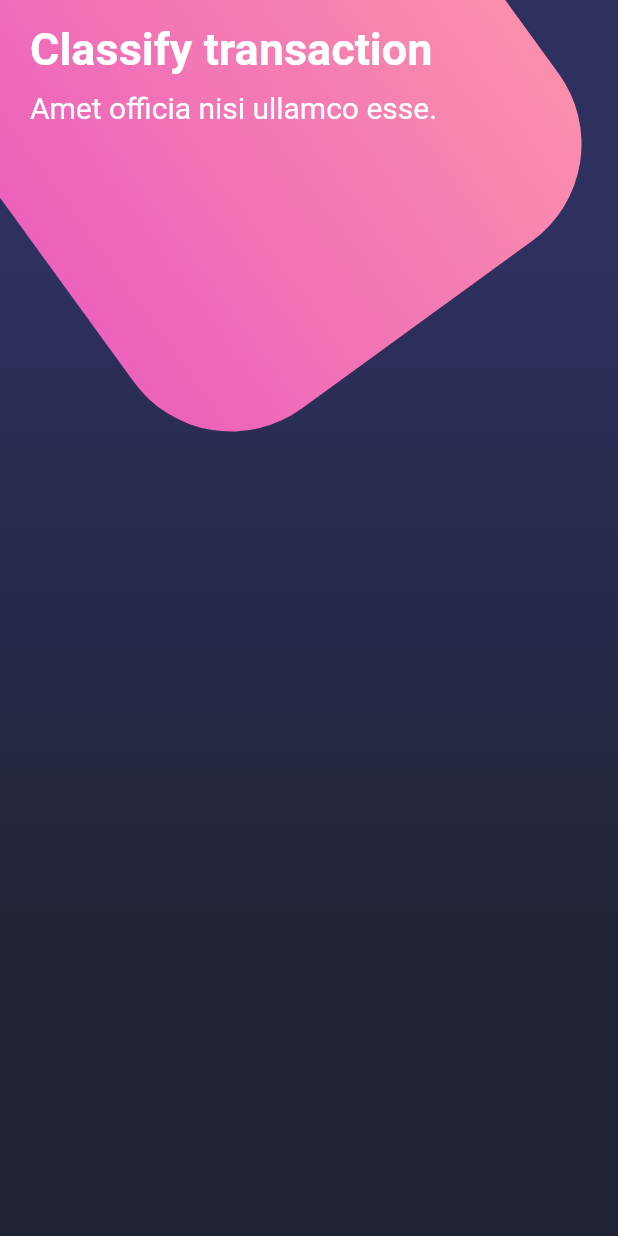
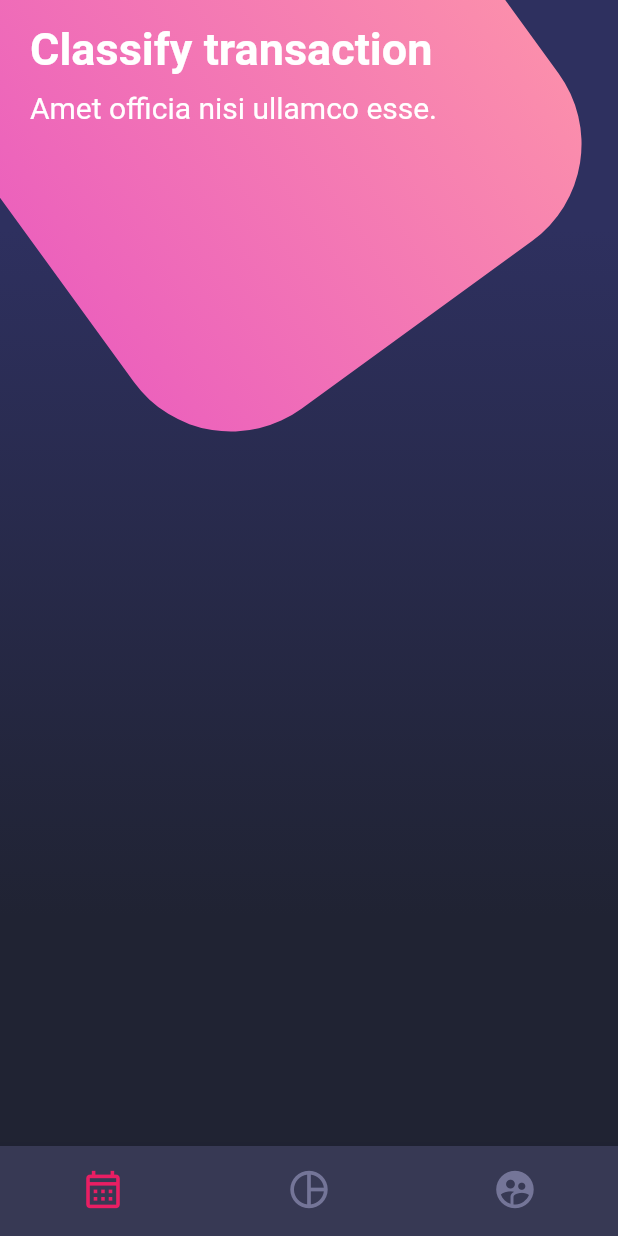
Before and after one commit to MarcosCM2000/disenos_flutter_app, a Flutter app: the screen it shows after launch, on a phone screen of 412 x 824 dp. Run offline on Flutter 3.47's test engine with Material 2 defaults, Android fonts, the light colour scheme and no system bars.

Commit message:
bottom navigation bar

```diff
--- a/lib/screens/home_screen.dart
+++ b/lib/screens/home_screen.dart
@@ -2,6 +2,7 @@ import 'package:flutter/material.dart';
 
 import 'package:disenos_flutter_app/widgets/background.dart';
 import 'package:disenos_flutter_app/widgets/page_title.dart';
+import 'package:disenos_flutter_app/widgets/custom_bottom_navigation.dart';
 
 class HomeScreen extends StatelessWidget {
   const HomeScreen({Key? key}) : super(key: key);
@@ -10,6 +11,7 @@ class HomeScreen extends StatelessWidget {
   Widget build(BuildContext context) {
     return Scaffold(
       body: Stack(children: [BackGround(), _HomeBody()]),
+      bottomNavigationBar: const CustomNavigation(),
     );
   }
 }
@@ -25,7 +27,7 @@ class _HomeBody extends StatelessWidget {
       child: Column(
         children: const [
           //  Titulos
-          PageTitle()
+          PageTitle(),
         ],
       ),
     );
--- /dev/null
+++ b/lib/widgets/custom_bottom_navigation.dart
@@ -0,0 +1,28 @@
+import 'package:flutter/material.dart';
+
+class CustomNavigation extends StatelessWidget {
+  const CustomNavigation({Key? key}) : super(key: key);
+
+  @override
+  Widget build(BuildContext context) {
+    return BottomNavigationBar(
+        backgroundColor: const Color.fromRGBO(55, 57, 84, 1),
+        selectedItemColor: Colors.pink,
+        showSelectedLabels: false,
+        unselectedItemColor: const Color.fromRGBO(116, 117, 152, 1),
+        showUnselectedLabels: false,
+        currentIndex: 0,
+        items: const [
+          BottomNavigationBarItem(
+            icon: Icon(Icons.calendar_month_outlined, size: 30),
+            label: 'Calendario',
+          ),
+          BottomNavigationBarItem(
+              icon: Icon(Icons.pie_chart_outline, size: 30),
+              label: 'Estadisticas'),
+          BottomNavigationBarItem(
+              icon: Icon(Icons.supervised_user_circle, size: 30),
+              label: 'Usuarios'),
+        ]);
+  }
+}
```
